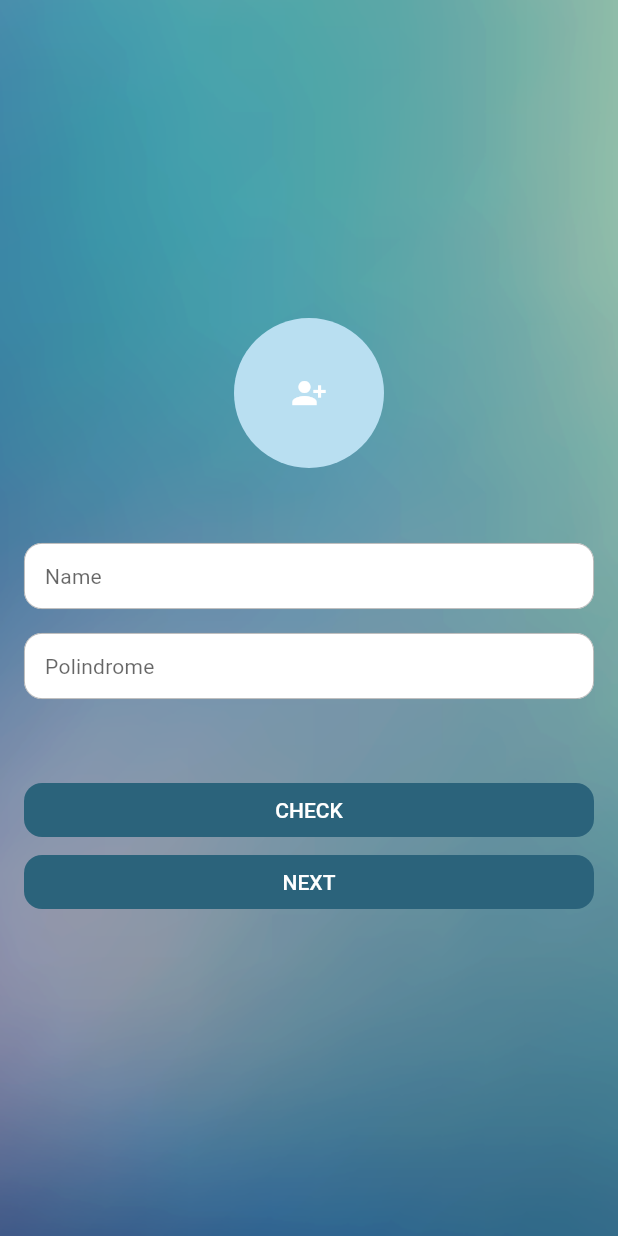
After one commit to nfadhil13/Profile_App, a Flutter app: the screen it shows after launch, on a phone screen of 412 x 824 dp. The commit adds this screen. Run offline on Flutter 3.47's test engine with Material 2 defaults, Android fonts, the phone set to English and light mode, and no system bars; our stand-ins replace bloc, dio, equatable, flutter_bloc, get_it, webview_flutter; Roboto replaces fonts that are missing (Poppins).

Commit message:
Fix Responsive

```diff
--- /dev/null
+++ b/lib/core/base_widgets/flexible_singlechildscrollview.dart
@@ -0,0 +1,22 @@
+import 'package:flutter/material.dart';
+
+class FlexibleSingleChildScrollView extends StatelessWidget {
+  final Widget child;
+  const FlexibleSingleChildScrollView({Key? key, required this.child})
+      : super(key: key);
+
+  @override
+  Widget build(BuildContext context) {
+    return LayoutBuilder(
+      builder: (BuildContext context, BoxConstraints viewportConstraints) {
+        return SingleChildScrollView(
+          child: ConstrainedBox(
+            constraints:
+                BoxConstraints(minHeight: viewportConstraints.maxHeight),
+            child: child,
+          ),
+        );
+      },
+    );
+  }
+}
--- a/lib/core/ext/ctx_ext.dart
+++ b/lib/core/ext/ctx_ext.dart
@@ -6,4 +6,6 @@ extension ContextExtension on BuildContext {
   NavigatorState get navigator => Navigator.of(this);
 
   dynamic get navigationArgs => ModalRoute.of(this)!.settings.arguments;
+
+  Size get size => MediaQuery.of(this).size;
 }
--- a/lib/features/auth/presentation/login/login_screen.dart
+++ b/lib/features/auth/presentation/login/login_screen.dart
@@ -1,5 +1,6 @@
 import 'package:flutter/material.dart';
 import 'package:suitmedia_assessment/core/base_widgets/buttons/primary_button.dart';
+import 'package:suitmedia_assessment/core/base_widgets/flexible_singlechildscrollview.dart';
 import 'package:suitmedia_assessment/core/base_widgets/form/base_text_field.dart';
 import 'package:suitmedia_assessment/core/ext/ctx_ext.dart';
 import 'package:suitmedia_assessment/core/ext/string_ext.dart';
@@ -18,18 +19,23 @@ class LoginScreen extends StatelessWidget {
   Widget build(BuildContext context) {
     return Scaffold(
       body: Container(
+        height: double.infinity,
         decoration: const BoxDecoration(
             image: DecorationImage(
                 image: AssetImage("assets/background.png"), fit: BoxFit.cover)),
         child: Padding(
           padding: const EdgeInsets.symmetric(horizontal: 16),
+          child: FlexibleSingleChildScrollView(
             child: Column(
               mainAxisAlignment: MainAxisAlignment.center,
               children: const [
+                SizedBox(height: 50),
                 _UserIcon(),
                 SizedBox(height: 50),
                 _Form(),
+                SizedBox(height: 50)
               ],
+            ),
           ),
         ),
       ),
--- a/lib/features/home/presentation/home_screen.dart
+++ b/lib/features/home/presentation/home_screen.dart
@@ -2,6 +2,7 @@ import 'package:flutter/material.dart';
 import 'package:flutter_bloc/flutter_bloc.dart';
 import 'package:suitmedia_assessment/core/base_widgets/base_appbar.dart';
 import 'package:suitmedia_assessment/core/base_widgets/base_web_view.dart';
+import 'package:suitmedia_assessment/core/base_widgets/flexible_singlechildscrollview.dart';
 import 'package:suitmedia_assessment/core/ext/ctx_ext.dart';
 import 'package:suitmedia_assessment/core/theme/color_theme.dart';
 import 'package:suitmedia_assessment/features/home/presentation/cubit/home_cubit.dart';
@@ -28,10 +29,11 @@ class HomeScreen extends StatelessWidget {
         appBar: BaseAppBar(context, title: "Home"),
         body: Padding(
           padding: const EdgeInsets.symmetric(horizontal: 20, vertical: 13),
+          child: FlexibleSingleChildScrollView(
             child: Column(
               children: [
                 _WelcomeText(name: name),
-              const Expanded(child: _ProfileSection()),
+                const _ProfileSection(),
                 Builder(builder: (innerCtx) {
                   final cubit = innerCtx.read<HomeCubit>();
                   return Padding(
@@ -52,6 +54,7 @@ class HomeScreen extends StatelessWidget {
             ),
           ),
         ),
+      ),
     );
   }
 }
--- a/pubspec.yaml
+++ b/pubspec.yaml
@@ -29,6 +29,7 @@ environment:
 dependencies:
   bloc: ^8.0.3
   cupertino_icons: ^1.0.2
+  device_preview: ^1.1.0
   dio: ^4.0.6
   equatable: ^2.0.3
   flutter:
@@ -36,6 +37,7 @@ dependencies:
   flutter_bloc: ^8.0.1
   get_it: ^7.2.0
   webview_flutter: ^3.0.4
+
 
 dev_dependencies:
   flutter_lints: ^2.0.0
```
Also changed, not shown: pubspec.lock. Lines whose indentation alone changed are shown as unchanged.
